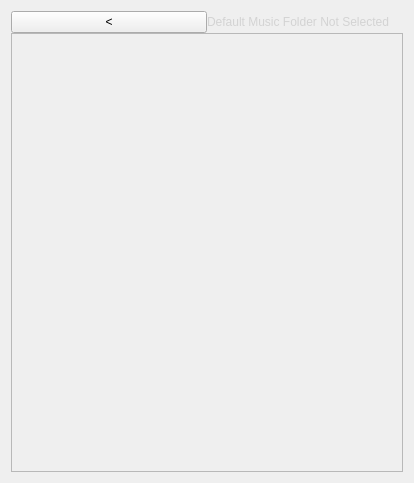
This is ui/musicfilesystemwidget.ui in sunnibn/deck_ui as Qt 5 draws it before an edit. The edited form follows.
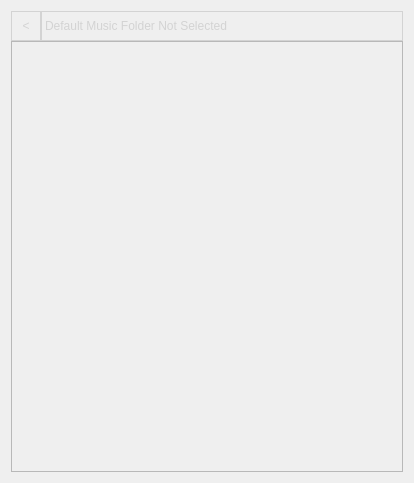
This is the edited form.

Commit message: feat(ui): file sys widget & item default style applied, remove unused item functions

```diff
--- a/ui/musicfilesystemwidget.ui
+++ b/ui/musicfilesystemwidget.ui
@@ -21,6 +21,9 @@
      </property>
      <item>
       <layout class="QHBoxLayout" name="topLayout">
+       <property name="spacing">
+        <number>0</number>
+       </property>
        <item>
         <widget class="QPushButton" name="backButton">
          <property name="sizePolicy">
@@ -29,15 +32,45 @@
            <verstretch>0</verstretch>
           </sizepolicy>
          </property>
+         <property name="minimumSize">
+          <size>
+           <width>30</width>
+           <height>30</height>
+          </size>
+         </property>
+         <property name="maximumSize">
+          <size>
+           <width>30</width>
+           <height>30</height>
+          </size>
+         </property>
+         <property name="styleSheet">
+          <string notr="true">QPushButton#backButton {
+	background: transparent;
+	border: 1px solid lightgray;
+	color: lightgray;
+}
+QPushButton#backButton::hover {
+	background: gray;
+}</string>
+         </property>
          <property name="text">
           <string>&lt;</string>
          </property>
+         <property name="default">
+          <bool>false</bool>
+         </property>
+         <property name="flat">
+          <bool>false</bool>
+         </property>
         </widget>
        </item>
        <item>
         <widget class="QLabel" name="pathLabel">
          <property name="styleSheet">
           <string notr="true">QLabel#pathLabel {
+	background: transparent;
+	border: 1px solid lightgray;
 	color: lightgray;
 }</string>
          </property>
@@ -73,13 +106,28 @@
           <x>0</x>
           <y>0</y>
           <width>392</width>
-          <height>432</height>
+          <height>427</height>
          </rect>
         </property>
         <property name="styleSheet">
          <string notr="true"/>
         </property>
         <layout class="QGridLayout" name="gridLayout_2">
+         <property name="leftMargin">
+          <number>0</number>
+         </property>
+         <property name="topMargin">
+          <number>0</number>
+         </property>
+         <property name="rightMargin">
+          <number>0</number>
+         </property>
+         <property name="bottomMargin">
+          <number>0</number>
+         </property>
+         <property name="spacing">
+          <number>0</number>
+         </property>
          <item row="0" column="0">
           <layout class="QVBoxLayout" name="listLayout">
            <property name="spacing">
```
Left out of the diff: 2 changed lines with no effect on the pictures. The commit also changes 4 other files.
